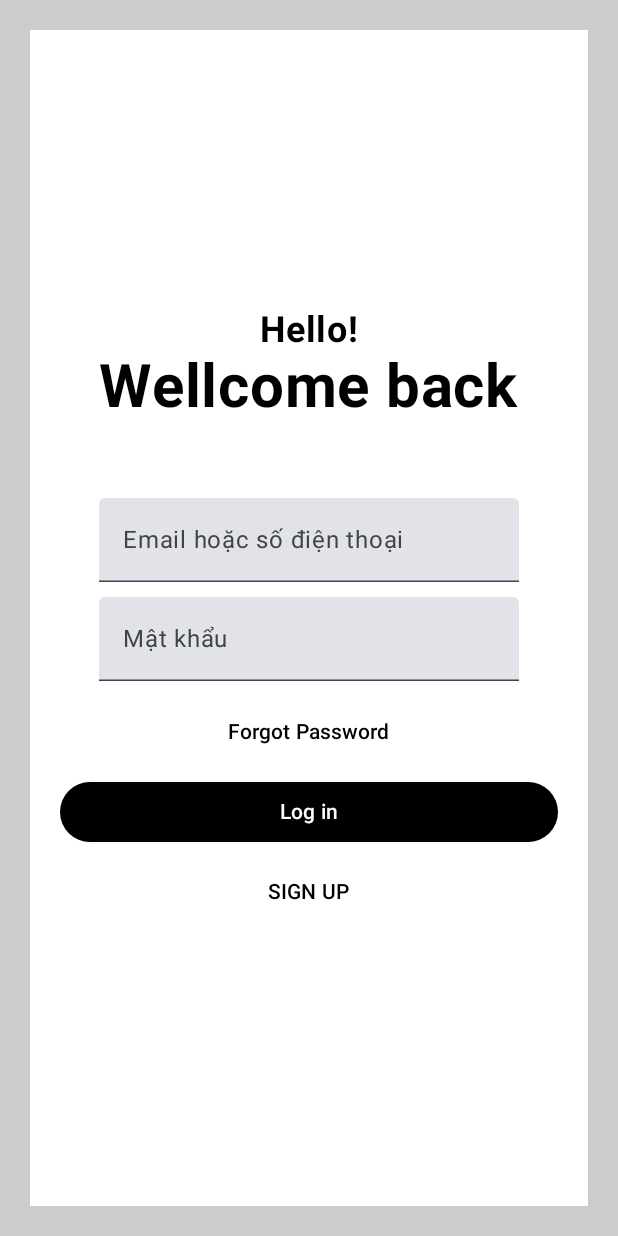
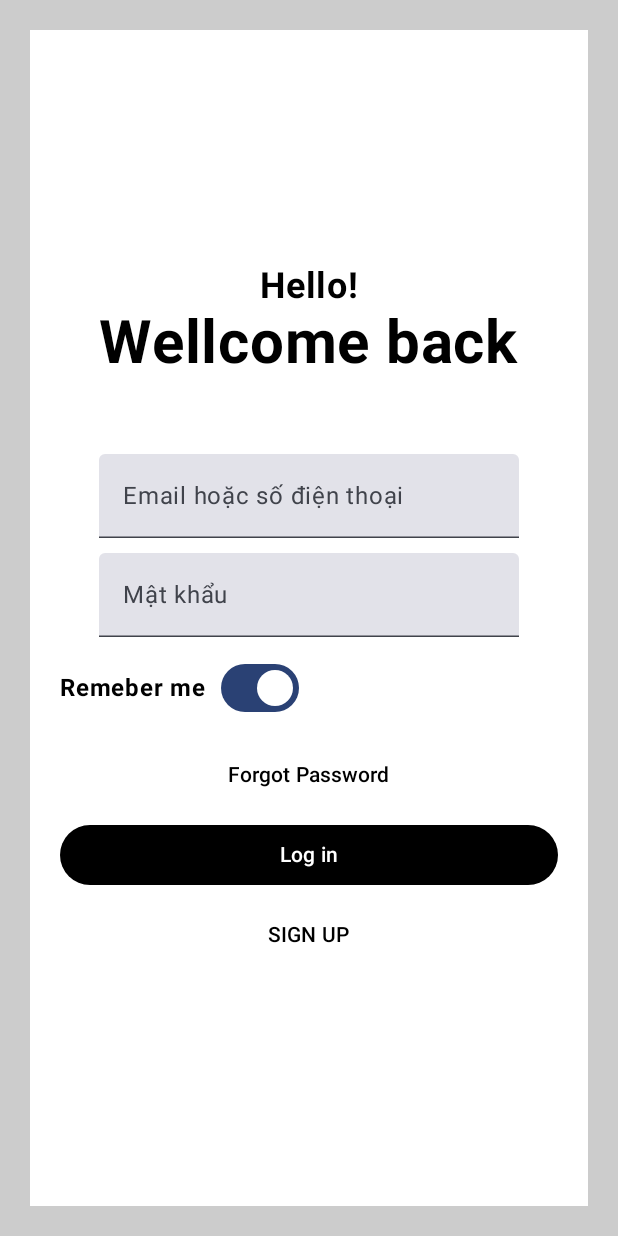
Before and after one commit to QuachHoangBo/PD08480_Kotlin, an Android app built with Jetpack Compose: the @Preview function GreetingPreview, on a phone screen of 412 x 824 dp. Run offline under Robolectric (Android 15) with nearby library versions, the phone set to English and light mode, and no system bars.

Commit message:
làm lab 5

```diff
--- a/app/src/main/java/fpoly/edu/pd08480_kotlin/my_app/LoginActivity.kt
+++ b/app/src/main/java/fpoly/edu/pd08480_kotlin/my_app/LoginActivity.kt
@@ -1,45 +1,53 @@
+
     package fpoly.edu.pd08480_kotlin.my_app
 
-import android.widget.Toast
-import androidx.compose.foundation.Image
-import androidx.compose.foundation.background
-import androidx.compose.foundation.layout.Arrangement
-import androidx.compose.foundation.layout.Column
-import androidx.compose.foundation.layout.Spacer
-import androidx.compose.foundation.layout.fillMaxSize
-import androidx.compose.foundation.layout.fillMaxWidth
-import androidx.compose.foundation.layout.height
-import androidx.compose.foundation.layout.padding
-import androidx.compose.foundation.layout.size
-import androidx.compose.foundation.shape.RoundedCornerShape
-import androidx.compose.material3.Button
-import androidx.compose.material3.ButtonDefaults
-import androidx.compose.material3.Text
-import androidx.compose.material3.TextField
-import androidx.compose.runtime.Composable
-import androidx.compose.runtime.getValue
-import androidx.compose.runtime.mutableStateOf
-import androidx.compose.runtime.remember
-import androidx.compose.runtime.setValue
-import androidx.compose.ui.Alignment
-import androidx.compose.ui.Modifier
-import androidx.compose.ui.draw.clip
-import androidx.compose.ui.draw.shadow
-import androidx.compose.ui.graphics.Color
-import androidx.compose.ui.platform.LocalContext
-import androidx.compose.ui.res.painterResource
-import androidx.compose.ui.text.font.FontFamily
-import androidx.compose.ui.text.font.FontWeight
-import androidx.compose.ui.tooling.preview.Preview
-import androidx.compose.ui.unit.dp
-import androidx.compose.ui.unit.sp
-import androidx.navigation.NavController
-import androidx.navigation.compose.rememberNavController
-import fpoly.edu.pd08480_kotlin.R
-import fpoly.edu.pd08480_kotlin.ui.theme.PD08480_KotlinTheme
+    import android . widget . Toast
+            import androidx . compose . foundation . Image
+            import androidx . compose . foundation . background
+            import androidx . compose . foundation . layout . Arrangement
+            import androidx . compose . foundation . layout . Column
+            import androidx . compose . foundation . layout . Row
+            import androidx . compose . foundation . layout . Spacer
+            import androidx . compose . foundation . layout . fillMaxSize
+            import androidx . compose . foundation . layout . fillMaxWidth
+            import androidx . compose . foundation . layout . height
+            import androidx . compose . foundation . layout . padding
+            import androidx . compose . foundation . layout . size
+    import androidx.compose.foundation.layout.width
+    import androidx . compose . foundation . shape . RoundedCornerShape
+            import androidx . compose . material . icons . Icons
+            import androidx . compose . material . icons . filled . Check
+            import androidx . compose . material3 . Button
+            import androidx . compose . material3 . ButtonDefaults
+            import androidx . compose . material3 . Icon
+            import androidx . compose . material3 . Switch
+            import androidx . compose . material3 . SwitchDefaults
+            import androidx . compose . material3 . Text
+            import androidx . compose . material3 . TextField
+            import androidx . compose . runtime . Composable
+            import androidx . compose . runtime . getValue
+            import androidx . compose . runtime . mutableStateOf
+            import androidx . compose . runtime . remember
+            import androidx . compose . runtime . setValue
+            import androidx . compose . ui . Alignment
+            import androidx . compose . ui . Modifier
+            import androidx . compose . ui . draw . clip
+            import androidx . compose . ui . draw . shadow
+            import androidx . compose . ui . graphics . Color
+            import androidx . compose . ui . platform . LocalContext
+            import androidx . compose . ui . res . painterResource
+            import androidx . compose . ui . text . font . FontFamily
+            import androidx . compose . ui . text . font . FontWeight
+            import androidx . compose . ui . tooling . preview . Preview
+            import androidx . compose . ui . unit . dp
+            import androidx . compose . ui . unit . sp
+            import androidx . navigation . NavController
+            import androidx . navigation . compose . rememberNavController
+            import fpoly . edu . pd08480_kotlin . R
+            import fpoly . edu . pd08480_kotlin . ui . theme . PD08480_KotlinTheme
 
             @Composable
-fun LoginActivity(navController: NavController){
+            fun LoginActivity(navController: NavController) {
                 val context = LocalContext.current
                 var nameUser by remember {
                     mutableStateOf("")
@@ -47,10 +55,12 @@ fun LoginActivity(navController: NavController){
                 var passUser by remember {
                     mutableStateOf("")
                 }
+                var checkbox by remember { mutableStateOf(true) }
                 Column(
                     modifier = Modifier
                         .fillMaxSize()
-            .background(color = Color.LightGray),
+                        .background(color = Color.LightGray)
+                        .clip(RoundedCornerShape(30.dp)),
                     verticalArrangement = Arrangement.Center,
                     horizontalAlignment = Alignment.CenterHorizontally,
                 ) {
@@ -88,6 +98,33 @@ fun LoginActivity(navController: NavController){
                             label = { Text("Mật khẩu") }
                         )
                         Spacer(modifier = Modifier.height(10.dp))
+                        Row(modifier = Modifier
+                            .fillMaxWidth()
+                            .padding(20.dp, 0.dp, 20.dp, 0.dp),
+                            horizontalArrangement = Arrangement.Start,
+                            verticalAlignment = Alignment.CenterVertically
+                        ) {
+                            Text(text = "Remeber me", fontWeight = FontWeight.Bold)
+                            Spacer(modifier = Modifier.width(10.dp))
+                            Switch(checked = checkbox,
+                                onCheckedChange = {
+                                    checkbox = it
+                                    Toast.makeText(context, "Đã nhớ", Toast.LENGTH_SHORT)
+                                },
+                                thumbContent = if (checkbox) {
+                                    {
+                                        Icon(
+                                            imageVector = Icons.Filled.Check,
+                                            contentDescription = null,
+                                            modifier = Modifier.size(SwitchDefaults.IconSize),
+                                        )
+                                    }
+                                } else {
+                                    null
+                                }
+                            )
+                        }
+                        Spacer(modifier = Modifier.height(10.dp))
                         Button(
                             onClick = { navController.navigate("signin") },
                             colors = ButtonDefaults.buttonColors(Color.White)
@@ -95,7 +132,8 @@ fun LoginActivity(navController: NavController){
                             Text("Forgot Password", color = Color.Black, fontSize = 14.sp)
                         }
                         Spacer(modifier = Modifier.height(5.dp))
-            Button(onClick = {
+                        Button(
+                            onClick = {
                                 if (nameUser == "" || passUser == "") {
                                     Toast.makeText(
                                         context,
@@ -103,19 +141,26 @@ fun LoginActivity(navController: NavController){
                                         Toast.LENGTH_SHORT
                                     ).show()
                                 } else {
-                    Toast.makeText(context, "Đăng nhập thành công!", Toast.LENGTH_SHORT)
+                                    Toast.makeText(
+                                        context,
+                                        "Đăng nhập thành công!",
+                                        Toast.LENGTH_SHORT
+                                    )
                                     navController.navigate("lab4b2")
                                 }
                             }, colors = ButtonDefaults.buttonColors(Color.Black),
                             modifier = Modifier
                                 .fillMaxWidth()
                                 .clip(RoundedCornerShape(10.dp))
-                    .padding(start = 20.dp, top = 0.dp, end = 20.dp, bottom = 0.dp)) {
+                                .padding(start = 20.dp, top = 0.dp, end = 20.dp, bottom = 0.dp)
+                        ) {
                             Text("Log in")
                         }
                         Spacer(modifier = Modifier.height(5.dp))
-            Button(onClick = { navController.navigate("signin") },
-                colors = ButtonDefaults.buttonColors(Color.White)) {
+                        Button(
+                            onClick = { navController.navigate("signin") },
+                            colors = ButtonDefaults.buttonColors(Color.White)
+                        ) {
                             Text("SIGN UP", color = Color.Black)
                         }
                     }
--- /dev/null
+++ b/app/src/main/java/fpoly/edu/pd08480_kotlin/mylab/Lab5b1.kt
@@ -0,0 +1 @@
+package fpoly.edu.pd08480_kotlin.mylab
```
Lines whose indentation alone changed are shown as unchanged.
